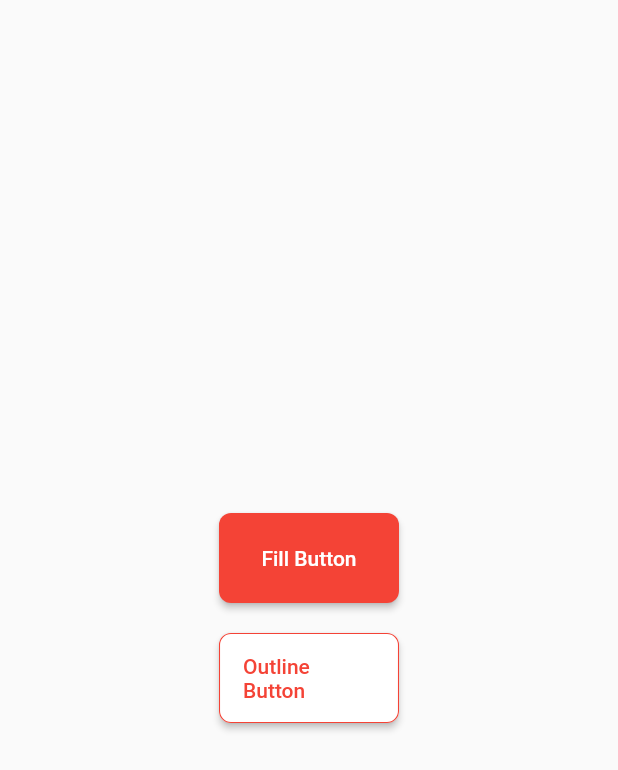
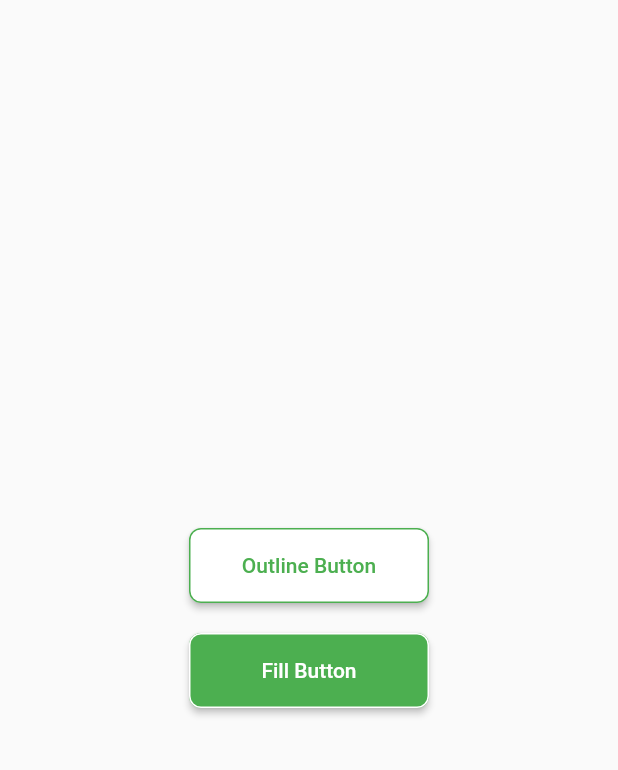
Before and after one commit to MinhQuang1711/abstract-factory, a Flutter app: the screen it shows after launch, on a phone screen of 412 x 824 dp. Shown: the top 770 px of the screen. Run offline on Flutter 3.47's test engine with Material 2 defaults, Android fonts, the phone set to English and light mode, and no system bars.

```diff
--- /dev/null
+++ b/abstract_factory/lib/abstract_factory/abstract_factory.dart
@@ -0,0 +1,7 @@
+import 'package:abstract_factory/abstract_product/abstract_product.dart';
+import 'package:abstract_factory/comcrete_factory/concrete_factory.dart';
+import 'package:flutter/material.dart';
+
+abstract class AbstractFatory {
+  AbstractProduct createButton(ButtonType buttonType);
+}
--- a/abstract_factory/lib/abstract_product/abstract_button.dart
+++ /dev/null
@@ -1,5 +0,0 @@
-import 'package:flutter/material.dart';
-
-abstract class AbstractButton{
-  Widget createButton();
-}
--- /dev/null
+++ b/abstract_factory/lib/abstract_product/abstract_product.dart
@@ -0,0 +1,9 @@
+import 'package:flutter/material.dart';
+
+abstract class AbstractProduct {
+  Widget createButton({
+    required Color textColor,
+     Color ?backgoundColor,
+     Color ?borderColor,
+  });
+}
--- /dev/null
+++ b/abstract_factory/lib/base_widget/base_button.dart
@@ -0,0 +1,40 @@
+import 'package:flutter/material.dart';
+
+class BaseButton extends StatelessWidget {
+  const BaseButton(
+      {required this.content,
+      this.backgoundColor,
+      this.borderColor,
+      this.textColor,
+      super.key});
+  final Color? backgoundColor;
+  final Color? borderColor;
+  final Color? textColor;
+  final String content;
+  @override
+  Widget build(BuildContext context) {
+    return SizedBox(
+      width: 160,
+      height: 50,
+      child: ElevatedButton(
+        onPressed: () {},
+        style: ButtonStyle(
+          backgroundColor:
+              MaterialStateProperty.all(backgoundColor ?? Colors.white),
+          shape: MaterialStateProperty.all(
+            RoundedRectangleBorder(
+              borderRadius: BorderRadius.circular(8),
+              side: BorderSide(
+                color: borderColor ?? Colors.white,
+              ),
+            ),
+          ),
+        ),
+        child: Text(
+          content,
+          style: TextStyle(color: textColor),
+        ),
+      ),
+    );
+  }
+}
--- /dev/null
+++ b/abstract_factory/lib/comcrete_factory/concrete_factory.dart
@@ -0,0 +1,18 @@
+import 'package:abstract_factory/abstract_factory/abstract_factory.dart';
+import 'package:abstract_factory/abstract_product/abstract_product.dart';
+import 'package:abstract_factory/widget_product/fill_button.dart';
+import 'package:abstract_factory/widget_product/outline_button.dart';
+
+enum ButtonType { fill, outline }
+
+class ConcreteFactory implements AbstractFatory {
+  @override
+  AbstractProduct createButton(ButtonType buttonType) {
+    switch (buttonType) {
+      case ButtonType.fill:
+        return FillButton();
+      case ButtonType.outline:
+        return OutlineButton();
+    }
+  }
+}
--- a/abstract_factory/lib/concrete_factory/conrete_factory.dart
+++ /dev/null
@@ -1,20 +0,0 @@
-import 'package:abstract_factory/factory/button_factory.dart';
-import 'package:abstract_factory/widget/fill_button.dart';
-import 'package:abstract_factory/widget/outline_button.dart';
-import 'package:flutter/material.dart';
-
-enum ButtonType { outline, fill }
-
-class ConcreteFactory implements ButtonFactory {
-  ButtonType buttonType;
-  ConcreteFactory({required this.buttonType});
-  @override
-  Widget createButton() {
-    switch (buttonType) {
-      case ButtonType.outline:
-        return FillButtonWidget().createButton();
-      case ButtonType.fill:
-        return OutlineButtonWidget().createButton();
-    }
-  }
-}
--- /dev/null
+++ b/abstract_factory/lib/custom_button/custom_button.dart
@@ -0,0 +1,25 @@
+import 'package:abstract_factory/comcrete_factory/concrete_factory.dart';
+import 'package:flutter/material.dart';
+
+class CustomButton extends StatelessWidget {
+  const CustomButton({
+    required this.buttonType,
+    required this.textColor,
+    this.backgoundColor,
+    this.borderColor,
+    super.key,
+  });
+  final ButtonType buttonType;
+  final Color? backgoundColor;
+  final Color? borderColor;
+  final Color textColor;
+
+  @override
+  Widget build(BuildContext context) {
+    return ConcreteFactory().createButton(buttonType).createButton(
+          textColor: textColor,
+          backgoundColor: backgoundColor,
+          borderColor: borderColor,
+        );
+  }
+}
--- a/abstract_factory/lib/factory/button_factory.dart
+++ /dev/null
@@ -1,5 +0,0 @@
-import 'package:flutter/material.dart';
-
-abstract class ButtonFactory{
-  Widget createButton();
-}
--- a/abstract_factory/lib/ui/main_page.dart
+++ b/abstract_factory/lib/ui/main_page.dart
@@ -1,5 +1,5 @@
-import 'package:abstract_factory/concrete_factory/conrete_factory.dart';
-import 'package:abstract_factory/widget/custom_button/custom_button.dart';
+import 'package:abstract_factory/comcrete_factory/concrete_factory.dart';
+import 'package:abstract_factory/custom_button/custom_button.dart';
 import 'package:flutter/material.dart';
 
 class MainPage extends StatelessWidget {
@@ -11,13 +11,17 @@ class MainPage extends StatelessWidget {
       body: Center(
         child: Column(
           mainAxisAlignment: MainAxisAlignment.center,
-          children: [
+          children: const [
             CustomButton(
-              widgetFactory: ConcreteFactory(buttonType: ButtonType.outline),
+              buttonType: ButtonType.outline,
+              textColor: Colors.green,
+              borderColor: Colors.green,
             ),
-            const SizedBox(height: 20),
+            SizedBox(height: 20),
             CustomButton(
-              widgetFactory: ConcreteFactory(buttonType: ButtonType.fill),
+              buttonType: ButtonType.fill,
+              textColor: Colors.white,
+              backgoundColor: Colors.green,
             )
           ],
         ),
--- a/abstract_factory/lib/widget/custom_button/custom_button.dart
+++ /dev/null
@@ -1,11 +0,0 @@
-import 'package:abstract_factory/factory/button_factory.dart';
-import 'package:flutter/material.dart';
-
-class CustomButton extends StatelessWidget {
-  const CustomButton({required this.widgetFactory, super.key});
-  final ButtonFactory widgetFactory;
-  @override
-  Widget build(BuildContext context) {
-    return widgetFactory.createButton();
-  }
-}
--- a/abstract_factory/lib/widget/fill_button.dart
+++ /dev/null
@@ -1,27 +0,0 @@
-import 'package:abstract_factory/abstract_product/abstract_button.dart';
-import 'package:flutter/material.dart';
-
-class FillButtonWidget implements AbstractButton {
-  @override
-  Widget createButton() {
-    return SizedBox(
-      height: 60,
-      width: 120,
-      child: ElevatedButton(
-        onPressed: () {},
-        style: ButtonStyle(
-          backgroundColor: MaterialStateProperty.all<Color>(Colors.red),
-          shape: MaterialStateProperty.all<RoundedRectangleBorder>(
-            RoundedRectangleBorder(
-              borderRadius: BorderRadius.circular(8),
-            ),
-          ),
-        ),
-        child: const Text(
-          'Fill Button',
-          style: TextStyle(color: Colors.white),
-        ),
-      ),
-    );
-  }
-}
--- a/abstract_factory/lib/widget/outline_button.dart
+++ /dev/null
@@ -1,31 +0,0 @@
-import 'package:abstract_factory/abstract_product/abstract_button.dart';
-import 'package:flutter/material.dart';
-
-class OutlineButtonWidget implements AbstractButton {
-  @override
-  Widget createButton() {
-    return SizedBox(
-      width: 120,
-      height: 60,
-      child: ElevatedButton(
-        onPressed: () {},
-        style: ButtonStyle(
-          backgroundColor: MaterialStateProperty.all<Color>(Colors.white),
-          shape: MaterialStateProperty.all<RoundedRectangleBorder>(
-            RoundedRectangleBorder(
-              borderRadius: BorderRadius.circular(8),
-              side: const BorderSide(
-                color: Colors.red,
-                width: 0.7,
-              ),
-            ),
-          ),
-        ),
-        child: const Text(
-          'Outline Button',
-          style: TextStyle(color: Colors.red),
-        ),
-      ),
-    );
-  }
-}
--- /dev/null
+++ b/abstract_factory/lib/widget_product/fill_button.dart
@@ -0,0 +1,19 @@
+import 'package:abstract_factory/abstract_product/abstract_product.dart';
+import 'package:abstract_factory/base_widget/base_button.dart';
+import 'package:flutter/material.dart';
+import 'package:flutter/src/widgets/framework.dart';
+
+class FillButton implements AbstractProduct {
+  @override
+  Widget createButton({
+    required Color textColor,
+     Color? backgoundColor,
+     Color? borderColor,
+  }) {
+    return BaseButton(
+      content: 'Fill Button',
+      backgoundColor: backgoundColor,
+      textColor: textColor,
+    );
+  }
+}
--- /dev/null
+++ b/abstract_factory/lib/widget_product/outline_button.dart
@@ -0,0 +1,18 @@
+import 'dart:ui';
+
+import 'package:abstract_factory/abstract_product/abstract_product.dart';
+import 'package:abstract_factory/base_widget/base_button.dart';
+import 'package:flutter/src/widgets/framework.dart';
+
+class OutlineButton implements AbstractProduct {
+  @override
+  Widget createButton(
+      {required Color textColor, Color? backgoundColor, Color? borderColor}) {
+    return BaseButton(
+      content: 'Outline Button',
+      borderColor: borderColor,
+      textColor: textColor,
+      backgoundColor: backgoundColor,
+    );
+  }
+}
```
